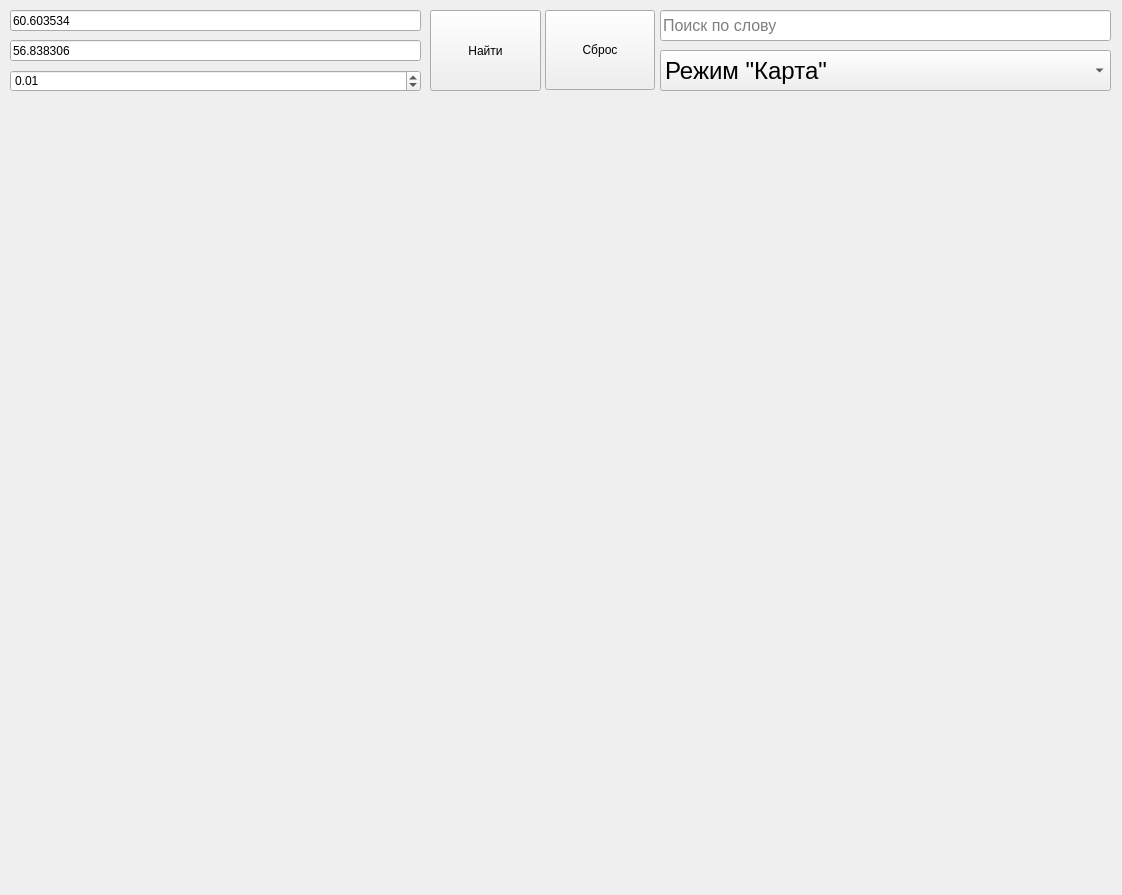
Old version of the form map.ui in the repository SamuraJey/StaticApiMap.
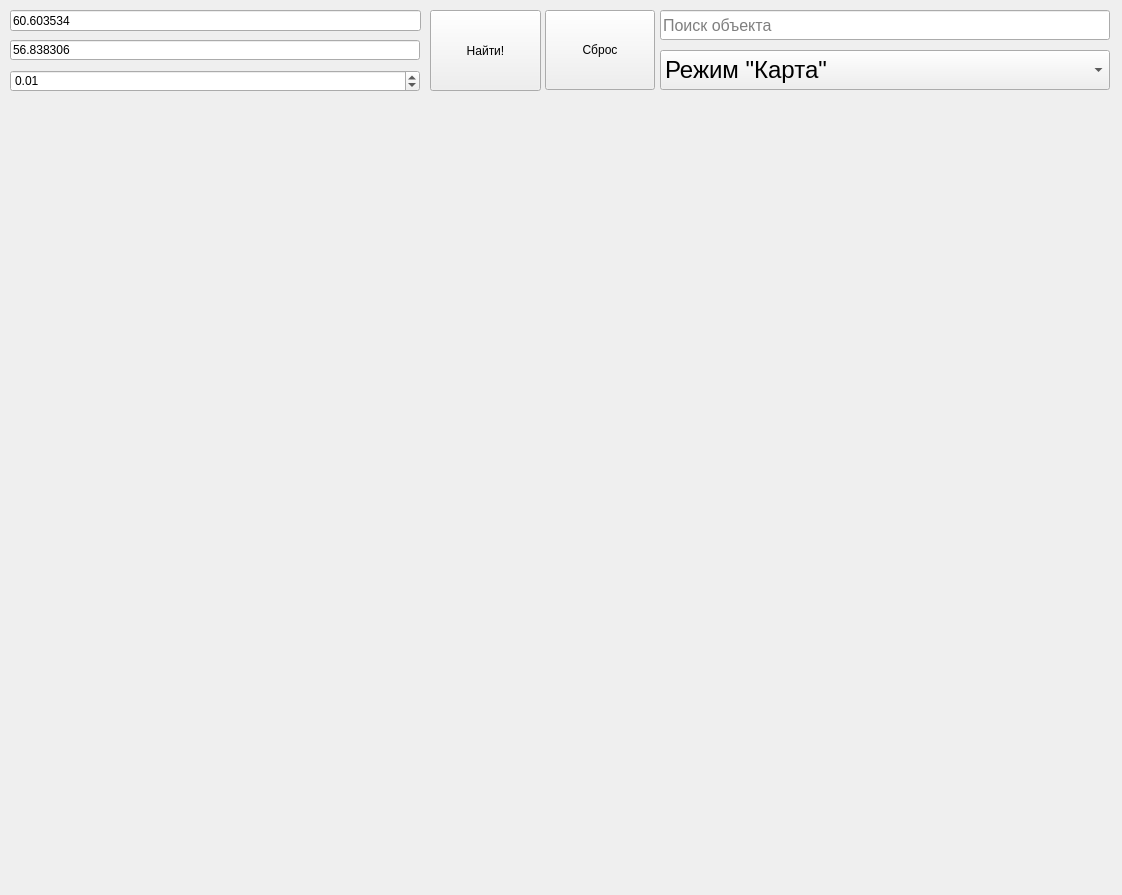
New version of the form.

Commit message:
Задача 8
 поле для вывода полного адреса найденного объекта. В этом поле отображаться адрес найденного объекта.

The edit to the form file:
```diff
--- a/map.ui
+++ b/map.ui
@@ -39,7 +39,7 @@
     </rect>
    </property>
    <property name="text">
-    <string>Найти</string>
+    <string>Найти!</string>
    </property>
   </widget>
   <widget class="QLineEdit" name="longit_inp">
@@ -47,8 +47,8 @@
     <rect>
      <x>10</x>
      <y>40</y>
-     <width>411</width>
-     <height>21</height>
+     <width>410</width>
+     <height>20</height>
     </rect>
    </property>
    <property name="text">
@@ -62,9 +62,9 @@
    <property name="geometry">
     <rect>
      <x>10</x>
-     <y>100</y>
-     <width>1101</width>
-     <height>791</height>
+     <y>110</y>
+     <width>1100</width>
+     <height>720</height>
     </rect>
    </property>
    <property name="text">
@@ -76,7 +76,7 @@
     <rect>
      <x>10</x>
      <y>70</y>
-     <width>411</width>
+     <width>410</width>
      <height>22</height>
     </rect>
    </property>
@@ -95,8 +95,8 @@
     <rect>
      <x>660</x>
      <y>50</y>
-     <width>451</width>
-     <height>41</height>
+     <width>450</width>
+     <height>40</height>
     </rect>
    </property>
    <property name="font">
@@ -125,8 +125,8 @@
     <rect>
      <x>660</x>
      <y>10</y>
-     <width>451</width>
-     <height>31</height>
+     <width>450</width>
+     <height>30</height>
     </rect>
    </property>
    <property name="font">
@@ -138,7 +138,7 @@
     <string/>
    </property>
    <property name="placeholderText">
-    <string>Поиск по слову</string>
+    <string>Поиск объекта</string>
    </property>
   </widget>
   <widget class="QPushButton" name="resetit">
```
Left out of the diff: 21 changed lines with no effect on the pictures. The commit also changes 1 other file.
